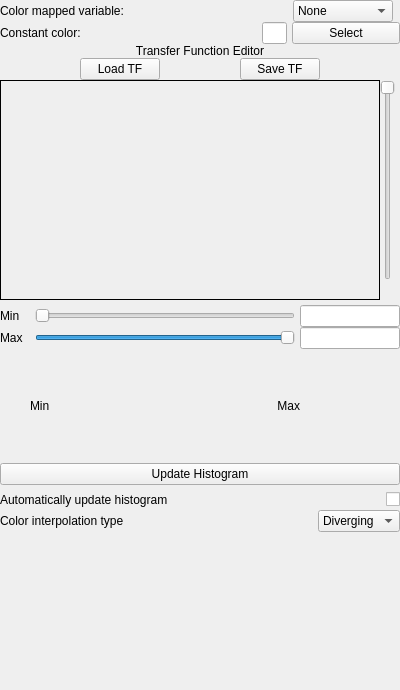
Before: the Qt Designer form apps/vaporgui/TFWidgetGUI.ui in StasJ/vapor-formatted, drawn with Qt 5.
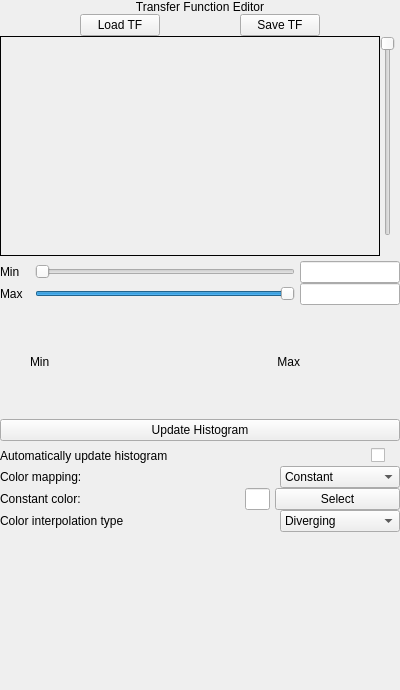
After: the same form once the commit is applied. Custom widgets are drawn as their Qt base class.

```diff
--- a/apps/vaporgui/TFWidgetGUI.ui
+++ b/apps/vaporgui/TFWidgetGUI.ui
@@ -35,122 +35,6 @@
    <property name="bottomMargin">
     <number>0</number>
    </property>
-   <item>
-    <layout class="QHBoxLayout" name="horizontalLayout">
-     <property name="spacing">
-      <number>0</number>
-     </property>
-     <property name="rightMargin">
-      <number>7</number>
-     </property>
-     <property name="bottomMargin">
-      <number>0</number>
-     </property>
-     <item>
-      <widget class="QLabel" name="colorVarLabel">
-       <property name="text">
-        <string>Color mapped variable:</string>
-       </property>
-      </widget>
-     </item>
-     <item>
-      <spacer name="horizontalSpacer">
-       <property name="orientation">
-        <enum>Qt::Horizontal</enum>
-       </property>
-       <property name="sizeHint" stdset="0">
-        <size>
-         <width>40</width>
-         <height>0</height>
-        </size>
-       </property>
-      </spacer>
-     </item>
-     <item>
-      <widget class="QComboBox" name="colormapVarCombo">
-       <property name="minimumSize">
-        <size>
-         <width>100</width>
-         <height>0</height>
-        </size>
-       </property>
-       <property name="layoutDirection">
-        <enum>Qt::LeftToRight</enum>
-       </property>
-       <item>
-        <property name="text">
-         <string>None</string>
-        </property>
-       </item>
-      </widget>
-     </item>
-    </layout>
-   </item>
-   <item>
-    <layout class="QHBoxLayout" name="horizontalLayout_3">
-     <property name="spacing">
-      <number>5</number>
-     </property>
-     <property name="bottomMargin">
-      <number>0</number>
-     </property>
-     <item>
-      <widget class="QLabel" name="constColorLabel">
-       <property name="text">
-        <string>Constant color:</string>
-       </property>
-      </widget>
-     </item>
-     <item>
-      <spacer name="horizontalSpacer_2">
-       <property name="orientation">
-        <enum>Qt::Horizontal</enum>
-       </property>
-       <property name="sizeHint" stdset="0">
-        <size>
-         <width>40</width>
-         <height>0</height>
-        </size>
-       </property>
-      </spacer>
-     </item>
-     <item>
-      <widget class="QLineEdit" name="colorDisplay">
-       <property name="maximumSize">
-        <size>
-         <width>25</width>
-         <height>16777215</height>
-        </size>
-       </property>
-      </widget>
-     </item>
-     <item>
-      <widget class="QPushButton" name="colorSelectButton">
-       <property name="minimumSize">
-        <size>
-         <width>108</width>
-         <height>0</height>
-        </size>
-       </property>
-       <property name="maximumSize">
-        <size>
-         <width>100</width>
-         <height>16777215</height>
-        </size>
-       </property>
-       <property name="text">
-        <string>Select</string>
-       </property>
-       <property name="iconSize">
-        <size>
-         <width>16</width>
-         <height>16</height>
-        </size>
-       </property>
-      </widget>
-     </item>
-    </layout>
-   </item>
    <item>
     <widget class="QLabel" name="tfHeader">
      <property name="font">
@@ -575,6 +459,9 @@
      <property name="topMargin">
       <number>5</number>
      </property>
+     <property name="rightMargin">
+      <number>15</number>
+     </property>
      <item>
       <widget class="QLabel" name="label_13">
        <property name="text">
@@ -610,6 +497,122 @@
      </item>
     </layout>
    </item>
+   <item>
+    <layout class="QHBoxLayout" name="horizontalLayout">
+     <property name="spacing">
+      <number>0</number>
+     </property>
+     <property name="rightMargin">
+      <number>0</number>
+     </property>
+     <property name="bottomMargin">
+      <number>0</number>
+     </property>
+     <item>
+      <widget class="QLabel" name="colorVarLabel">
+       <property name="text">
+        <string>Color mapping:</string>
+       </property>
+      </widget>
+     </item>
+     <item>
+      <spacer name="horizontalSpacer">
+       <property name="orientation">
+        <enum>Qt::Horizontal</enum>
+       </property>
+       <property name="sizeHint" stdset="0">
+        <size>
+         <width>40</width>
+         <height>0</height>
+        </size>
+       </property>
+      </spacer>
+     </item>
+     <item>
+      <widget class="QComboBox" name="colormapVarCombo">
+       <property name="minimumSize">
+        <size>
+         <width>120</width>
+         <height>0</height>
+        </size>
+       </property>
+       <property name="layoutDirection">
+        <enum>Qt::LeftToRight</enum>
+       </property>
+       <item>
+        <property name="text">
+         <string>Constant</string>
+        </property>
+       </item>
+      </widget>
+     </item>
+    </layout>
+   </item>
+   <item>
+    <layout class="QHBoxLayout" name="horizontalLayout_3">
+     <property name="spacing">
+      <number>5</number>
+     </property>
+     <property name="bottomMargin">
+      <number>0</number>
+     </property>
+     <item>
+      <widget class="QLabel" name="constColorLabel">
+       <property name="text">
+        <string>Constant color:</string>
+       </property>
+      </widget>
+     </item>
+     <item>
+      <spacer name="horizontalSpacer_2">
+       <property name="orientation">
+        <enum>Qt::Horizontal</enum>
+       </property>
+       <property name="sizeHint" stdset="0">
+        <size>
+         <width>40</width>
+         <height>0</height>
+        </size>
+       </property>
+      </spacer>
+     </item>
+     <item>
+      <widget class="QLineEdit" name="colorDisplay">
+       <property name="maximumSize">
+        <size>
+         <width>25</width>
+         <height>16777215</height>
+        </size>
+       </property>
+      </widget>
+     </item>
+     <item>
+      <widget class="QPushButton" name="colorSelectButton">
+       <property name="minimumSize">
+        <size>
+         <width>125</width>
+         <height>0</height>
+        </size>
+       </property>
+       <property name="maximumSize">
+        <size>
+         <width>100</width>
+         <height>16777215</height>
+        </size>
+       </property>
+       <property name="text">
+        <string>Select</string>
+       </property>
+       <property name="iconSize">
+        <size>
+         <width>16</width>
+         <height>16</height>
+        </size>
+       </property>
+      </widget>
+     </item>
+    </layout>
+   </item>
    <item>
     <layout class="QHBoxLayout" name="horizontalLayout_14">
      <item>
@@ -634,6 +637,12 @@
      </item>
      <item>
       <widget class="QComboBox" name="colorInterpCombo">
+       <property name="minimumSize">
+        <size>
+         <width>120</width>
+         <height>0</height>
+        </size>
+       </property>
        <item>
         <property name="text">
          <string>Diverging</string>
```
